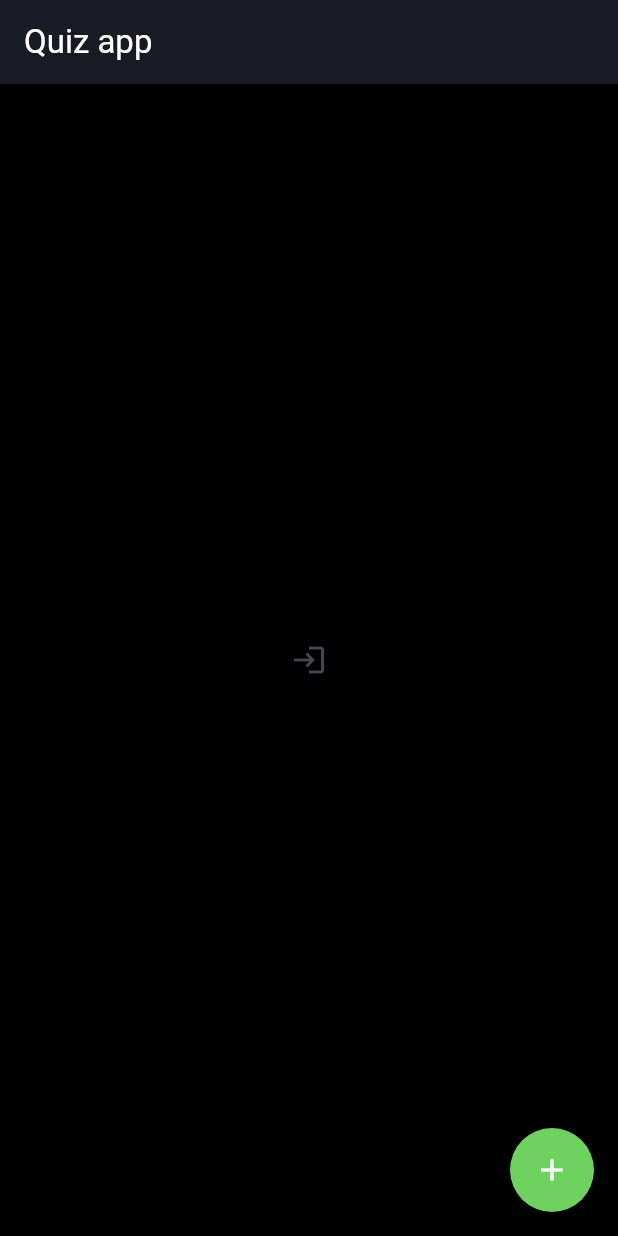
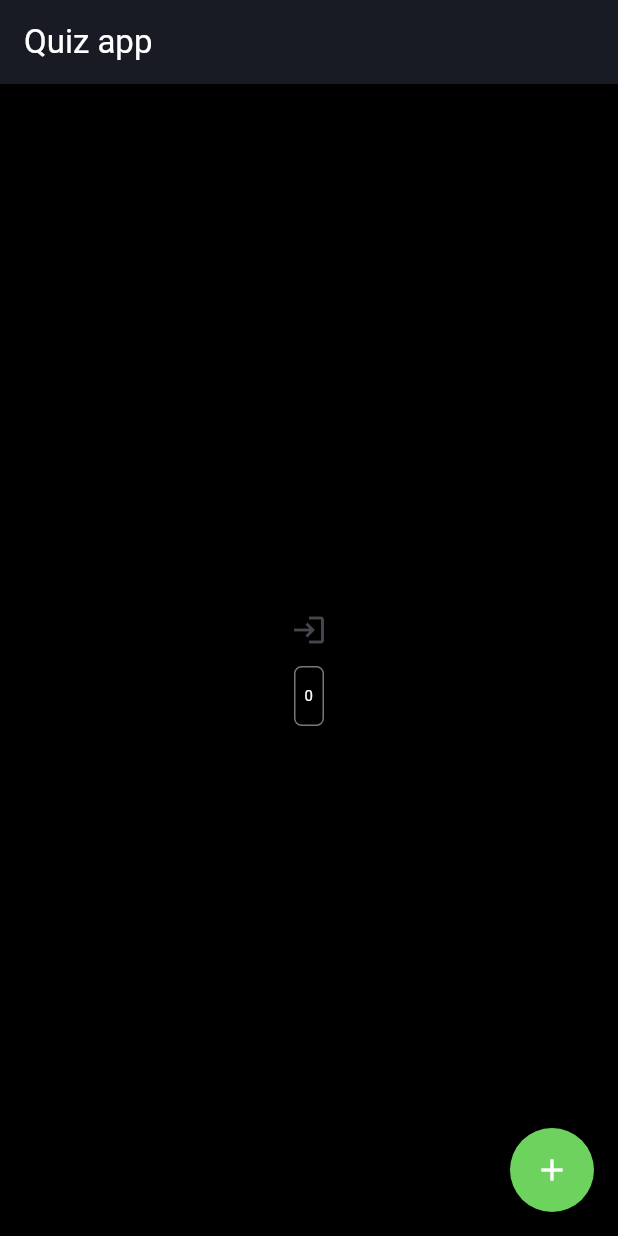
Before and after one commit to simonadamgyula/quizApplication, a Flutter app: the screen it shows after launch, on a phone screen of 412 x 824 dp. Run offline on Flutter 3.47's test engine with Material 3 defaults, Android fonts, the light colour scheme and no system bars; drawn by our look-alikes of flutter_expandable_fab; missing offline and left inert: session_storage.

Commit message:
worked on some things

```diff
--- a/quizApp/lib/pages/main.dart
+++ b/quizApp/lib/pages/main.dart
@@ -1,4 +1,9 @@
+import 'dart:developer';
+
+import 'package:flutter/cupertino.dart';
 import 'package:flutter/material.dart';
+import 'package:flutter/painting.dart';
+import 'package:flutter/rendering.dart';
 import 'package:flutter/services.dart';
 import 'package:flutter_expandable_fab/flutter_expandable_fab.dart';
 import 'package:provider/provider.dart';
@@ -20,36 +25,60 @@ class _HomePageState extends State<HomePage> {
 
   final FocusNode numberNode = FocusNode();
 
-  List<TextEditingController> controllers = [];
-  List<FocusNode> focuses = [];
+  List<TextEditingController?> controllers = [];
+  List<FocusNode?> focuses = [];
 
   @override
   void initState() {
-    for (var _ = 0; _ < 2; _++) {
+    for (var i = 0; i < 8; i++) {
       controllers.add(TextEditingController());
+
+      if (i == 0) {
+        continue;
+      }
       focuses.add(FocusNode());
+      if (i == 3) {
+        controllers.add(null);
+      }
     }
     super.initState();
   }
 
   Future<void> _openQuizCodeDialog(BuildContext context) {
+    bool pastDash = false;
+
     return showDialog(
       context: context,
       builder: (BuildContext context) {
         return SimpleDialog(
+          contentPadding: const EdgeInsets.all(20),
+          backgroundColor: const Color(0xff181b23),
           children: [
-            const Text("Fill out quiz"),
+            const Text(
+              "Fill out quiz",
+              style: TextStyle(color: Colors.white),
+            ),
             Row(
               mainAxisAlignment: MainAxisAlignment.center,
-              children: controllers.asMap().entries
-                  .map(
-                      (entry) {
-                        int index = entry.key;
-                        TextEditingController controller = entry.value;
+              children: controllers.asMap().entries.map((entry) {
+                final int index = entry.key - (pastDash ? 1 : 0);
+                final TextEditingController? controller = entry.value;
 
-                        return SingleNumberInput(controller: controller);
-                      })
-                  .toList(),
+                if (controller == null) {
+                  pastDash = true;
+                  return const Text("-", style: TextStyle(color: Colors.white),);
+                }
+
+                FocusNode? current = index == 0 ? null : focuses[index - 1];
+                FocusNode? next =
+                    index == focuses.length ? null : focuses[index];
+
+                return SingleNumberInput(
+                  controller: controller,
+                  focus: current,
+                  nextFocus: next,
+                );
+              }).toList(),
             ),
           ],
         );
@@ -82,7 +111,8 @@ class _HomePageState extends State<HomePage> {
 
                   return Text(session.getToken()!);
                 },
-              )
+              ),
+              SingleNumberInput(controller: TextEditingController()),
             ],
           ),
         ),
@@ -169,16 +199,46 @@ class SingleNumberInput extends StatefulWidget {
 
 class _SingleNumberInputState extends State<SingleNumberInput> {
   @override
+  void initState() {
+    widget.controller.addListener(() {
+      if (widget.nextFocus == null) {
+        return;
+      }
+      widget.nextFocus!.requestFocus();
+    });
+    super.initState();
+  }
+
+  @override
   Widget build(BuildContext context) {
     return SizedBox(
       width: 20,
-      height: 50,
+      height: 40,
       child: TextField(
+        focusNode: widget.focus,
+        controller: widget.controller,
         keyboardType: TextInputType.number,
         inputFormatters: [FilteringTextInputFormatter.digitsOnly],
-        onChanged: (value) {
-          widget.nextFocus?.requestFocus();
-        },
+        decoration: const InputDecoration(
+          counterText: "",
+          contentPadding: EdgeInsets.all(2),
+          border: OutlineInputBorder(
+            borderRadius: BorderRadius.all(Radius.circular(5)),
+          ),
+          focusedBorder: OutlineInputBorder(
+            borderSide: BorderSide(color: CupertinoColors.systemGrey4),
+            borderRadius: BorderRadius.all(Radius.circular(5)),
+          ),
+          hintText: "0",
+          hintStyle: TextStyle(color: Colors.white),
+        ),
+        cursorWidth: 0,
+        maxLength: 1,
+        textAlign: TextAlign.center,
+        style: const TextStyle(
+          color: Colors.white,
+          fontSize: 10,
+        ),
       ),
     );
   }
--- /dev/null
+++ b/quizApp/lib/quiz.dart
@@ -0,0 +1,34 @@
+class Quiz {
+  Quiz({required this.name, required this.owner, required this.id});
+
+  final int id;
+  final String name;
+  final String owner;
+  List<Question> questions = [];
+
+  factory Quiz.fromJson(Map<String, dynamic> json) {
+    return switch (json) {
+      {"id": int id, "name": String name, "owner": String owner} =>
+        Quiz(name: name, owner: owner, id: id),
+      _ => throw const FormatException('Failed to load quiz.'),
+    };
+  }
+}
+
+class Question {
+  Question({
+    required this.id,
+    required this.quizId,
+    required this.question,
+    required this.options,
+    required this.answer,
+    required this.type,
+  });
+
+  final int id;
+  final int quizId;
+  final String question;
+  final List<String> options;
+  final String answer;
+  final int type;
+}
```
Also changed, not shown: quizApp/lib/pages/quiz.dart (added, +61 -0 lines), quizApp/lib/pages/quiz_add.dart (+39 -9 lines).
